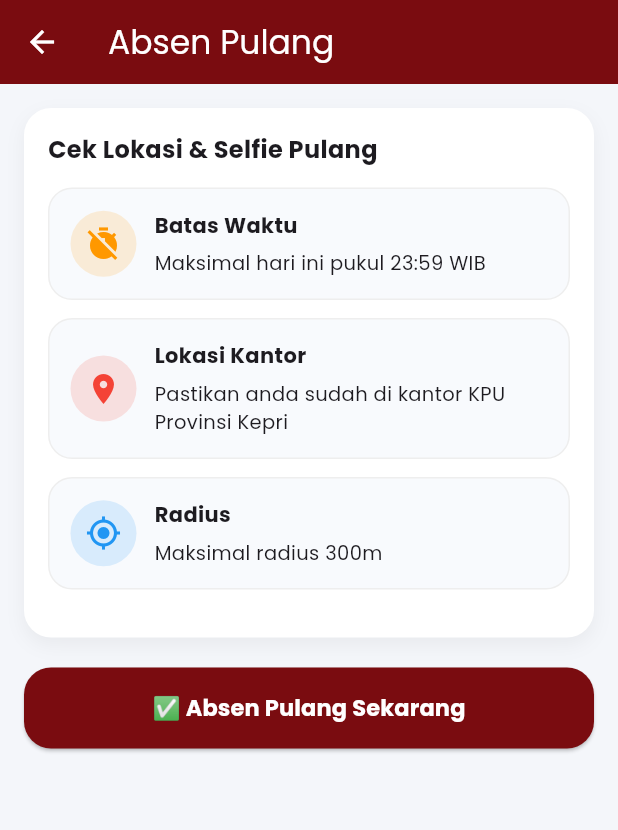
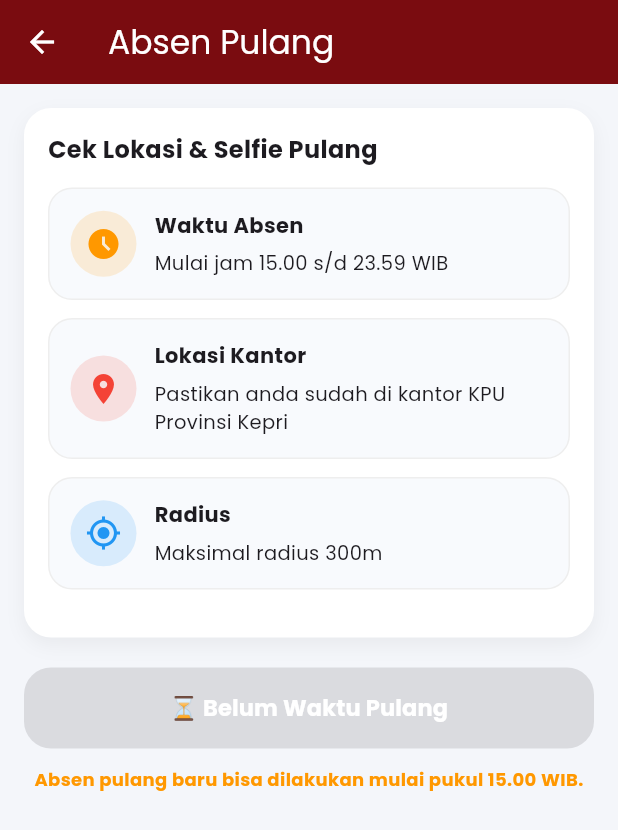
Before and after one commit to bondanchuk/absenkpukepri, a Flutter app: the CheckOutPage screen opened directly with empty values, on a phone screen of 412 x 824 dp. Shown: the top 830 px of the screen. Run offline on Flutter 3.47's test engine with Material 3 defaults, Android fonts, the phone set to English and light mode, and no system bars; our stand-ins replace cloud_firestore, firebase_auth, firebase_core, flutter_image_compress, geolocator, google_fonts and 2 more; accounts and stored records are empty.

Commit message:
update absen pulang

```diff
--- a/lib/checkout_page.dart
+++ b/lib/checkout_page.dart
@@ -27,6 +27,19 @@ class _CheckOutPageState extends State<CheckOutPage> {
   String debugInfo = "";
   File? selfiePreview;
 
+  // ✅ Fungsi Cek Belum Waktunya (Sebelum 15.00)
+  bool isTooEarly() {
+    final now = DateTime.now();
+    final startTime = DateTime(
+      now.year,
+      now.month,
+      now.day,
+      15,
+      0,
+    ); // Jam 15:00
+    return now.isBefore(startTime);
+  }
+
   // ✅ Fungsi Cek Batas Waktu (23.59)
   bool isExpired() {
     final now = DateTime.now();
@@ -41,7 +54,20 @@ class _CheckOutPageState extends State<CheckOutPage> {
   }
 
   Future<void> checkOut() async {
-    // ✅ Validasi Batas Waktu
+    // ✅ Validasi Waktu Mulai Absen Pulang
+    if (isTooEarly()) {
+      ScaffoldMessenger.of(context).showSnackBar(
+        const SnackBar(
+          content: Text(
+            "⏳ Belum waktunya pulang. Absen pulang dimulai jam 15.00 WIB.",
+          ),
+          backgroundColor: Colors.orange,
+        ),
+      );
+      return;
+    }
+
+    // ✅ Validasi Batas Akhir Waktu
     if (isExpired()) {
       ScaffoldMessenger.of(context).showSnackBar(
         const SnackBar(
@@ -224,7 +250,10 @@ class _CheckOutPageState extends State<CheckOutPage> {
 
   @override
   Widget build(BuildContext context) {
+    // Cek status waktu untuk UI
+    final bool earlyStatus = isTooEarly();
     final bool expiredStatus = isExpired();
+    final bool cannotAbsen = earlyStatus || expiredStatus;
 
     return Scaffold(
       backgroundColor: const Color(0xFFF4F6FA),
@@ -266,10 +295,10 @@ class _CheckOutPageState extends State<CheckOutPage> {
                     ),
                     const SizedBox(height: 14),
                     infoBox(
-                      "Batas Waktu",
-                      "Maksimal hari ini pukul 23:59 WIB",
-                      Icons.timer_off,
-                      expiredStatus ? Colors.red : Colors.orange,
+                      "Waktu Absen",
+                      "Mulai jam 15.00 s/d 23.59 WIB",
+                      Icons.access_time_filled,
+                      cannotAbsen ? Colors.orange : Colors.green,
                     ),
                     const SizedBox(height: 12),
                     infoBox(
@@ -322,14 +351,16 @@ class _CheckOutPageState extends State<CheckOutPage> {
                 height: 54,
                 child: ElevatedButton(
                   style: ElevatedButton.styleFrom(
-                    backgroundColor: expiredStatus
+                    // Tombol jadi abu-abu jika belum waktunya atau sudah lewat
+                    backgroundColor: cannotAbsen
                         ? Colors.grey
                         : const Color(0xFF7A0C10),
                     shape: RoundedRectangleBorder(
                       borderRadius: BorderRadius.circular(18),
                     ),
                   ),
-                  onPressed: (_loading || expiredStatus) ? null : checkOut,
+                  // Disable tombol jika tidak bisa absen
+                  onPressed: (_loading || cannotAbsen) ? null : checkOut,
                   child: _loading
                       ? const SizedBox(
                           height: 24,
@@ -340,7 +371,9 @@ class _CheckOutPageState extends State<CheckOutPage> {
                           ),
                         )
                       : Text(
-                          expiredStatus
+                          earlyStatus
+                              ? "⏳ Belum Waktu Pulang"
+                              : expiredStatus
                               ? "❌ Batas Waktu Terlewati"
                               : "✅ Absen Pulang Sekarang",
                           style: const TextStyle(
@@ -351,6 +384,21 @@ class _CheckOutPageState extends State<CheckOutPage> {
                         ),
                 ),
               ),
+
+              if (earlyStatus)
+                const Padding(
+                  padding: EdgeInsets.only(top: 12),
+                  child: Text(
+                    "Absen pulang baru bisa dilakukan mulai pukul 15.00 WIB.",
+                    style: TextStyle(
+                      color: Colors.orange,
+                      fontSize: 12,
+                      fontWeight: FontWeight.bold,
+                    ),
+                    textAlign: TextAlign.center,
+                  ),
+                ),
+
               if (expiredStatus)
                 const Padding(
                   padding: EdgeInsets.only(top: 12),
```
